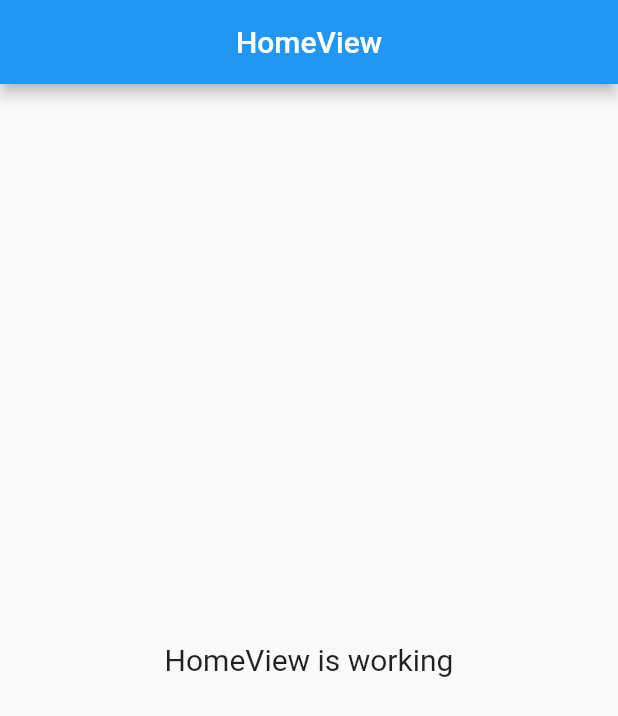
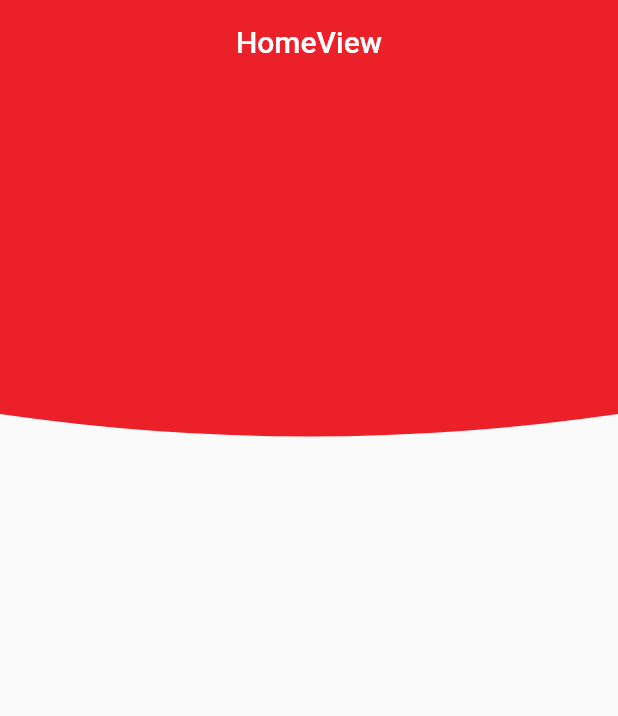
Before and after one commit to mrojasb2000/flutter_mytsel_app, a Flutter app: the screen it shows after launch, on a phone screen of 412 x 824 dp. Shown: the top 716 px of the screen. Run offline on Flutter 3.47's test engine with Material 2 defaults, Android fonts, the phone set to English and light mode, and no system bars; our stand-ins replace get.

Commit message:
feat: add header color

```diff
--- a/lib/app/modules/home/views/home_view.dart
+++ b/lib/app/modules/home/views/home_view.dart
@@ -10,15 +10,46 @@ class HomeView extends GetView<HomeController> {
   Widget build(BuildContext context) {
     return Scaffold(
       appBar: AppBar(
+        backgroundColor: Color(0xFFEC2028),
+        elevation: 0,
         title: const Text('HomeView'),
         centerTitle: true,
       ),
-      body: Center(
-        child: Text(
-          'HomeView is working',
-          style: TextStyle(fontSize: 20),
-        ),
+      body: Stack(
+        children: [
+          ClipPath(
+            clipper: ClipPathClass(),
+            child: Container(
+              height: 250,
+              width: Get.width,
+              color: Color(0xFFEC2028),
+            ),
+          )
+        ],
       ),
     );
   }
 }
+
+class ClipPathClass extends CustomClipper<Path> {
+  @override
+  Path getClip(Size size) {
+    var path = Path();
+
+    path.lineTo(0, size.height - 30);
+    path.quadraticBezierTo(
+      size.width / 2,
+      size.height,
+      size.width,
+      size.height - 30,
+    );
+
+    path.lineTo(size.width, 0.0);
+    path.close();
+
+    return path;
+  }
+
+  @override
+  bool shouldReclip(covariant CustomClipper<Path> oldClipper) => false;
+}
```
